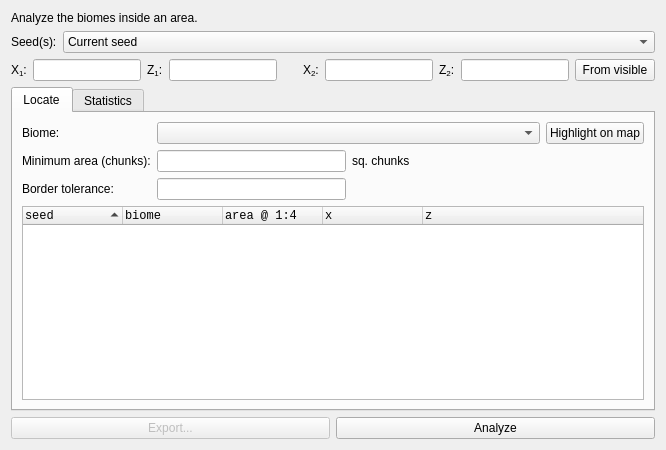
Above: src/tabbiomes.ui from DUzzL/Seed-Atlas before the change. Below: the same form after it.
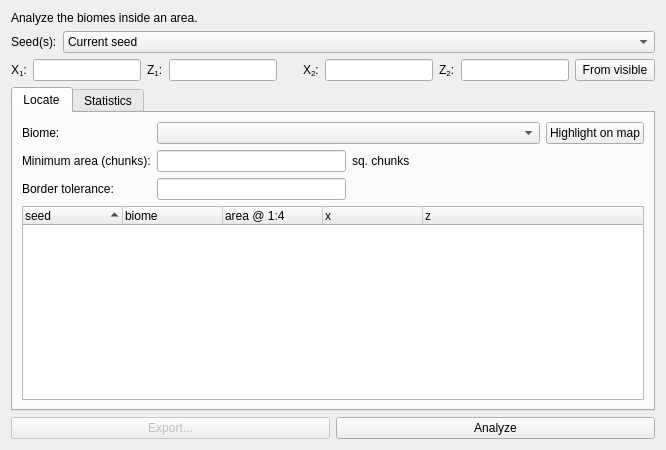
That is the form after the change. Custom widgets are drawn as their Qt base class.

What changed in the file:
```diff
--- a/src/tabbiomes.ui
+++ b/src/tabbiomes.ui
@@ -224,12 +224,7 @@
         </widget>
        </item>
        <item row="3" column="0" colspan="4">
-        <widget class="QTreeWidget" name="treeLocate">
-         <property name="font">
-          <font>
-           <family>Courier New</family>
-          </font>
-         </property>
+        <widget class="ResultTree" name="treeLocate">
          <property name="editTriggers">
           <set>QAbstractItemView::NoEditTriggers</set>
          </property>
@@ -246,51 +241,26 @@
           <property name="text">
            <string>seed</string>
           </property>
-          <property name="font">
-           <font>
-            <family>Courier New</family>
-           </font>
-          </property>
          </column>
          <column>
           <property name="text">
            <string>biome</string>
           </property>
-          <property name="font">
-           <font>
-            <family>Courier New</family>
-           </font>
-          </property>
          </column>
          <column>
           <property name="text">
            <string>area @ 1:4</string>
           </property>
-          <property name="font">
-           <font>
-            <family>Courier New</family>
-           </font>
-          </property>
          </column>
          <column>
           <property name="text">
            <string>x</string>
           </property>
-          <property name="font">
-           <font>
-            <family>Courier New</family>
-           </font>
-          </property>
          </column>
          <column>
           <property name="text">
            <string>z</string>
           </property>
-          <property name="font">
-           <font>
-            <family>Courier New</family>
-           </font>
-          </property>
          </column>
         </widget>
        </item>
@@ -441,6 +411,11 @@
   </layout>
  </widget>
  <customwidgets>
+  <customwidget>
+   <class>ResultTree</class>
+   <extends>QTreeWidget</extends>
+   <header>src/resultlist.h</header>
+  </customwidget>
   <customwidget>
    <class>CoordEdit</class>
    <extends>QLineEdit</extends>
```
Left out of the diff: 5 changed lines with no effect on the pictures.
